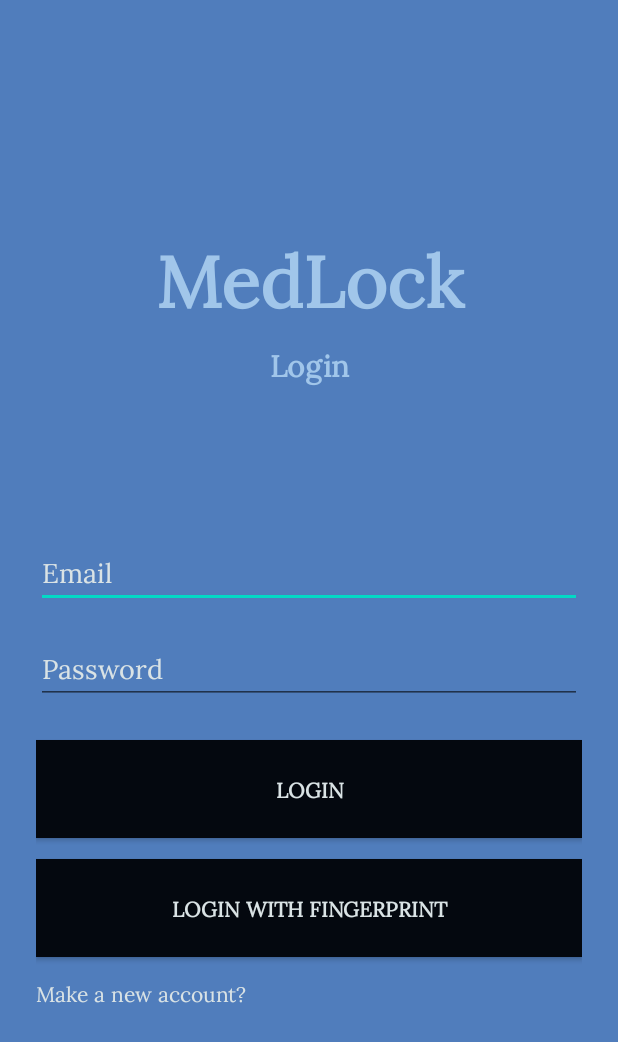
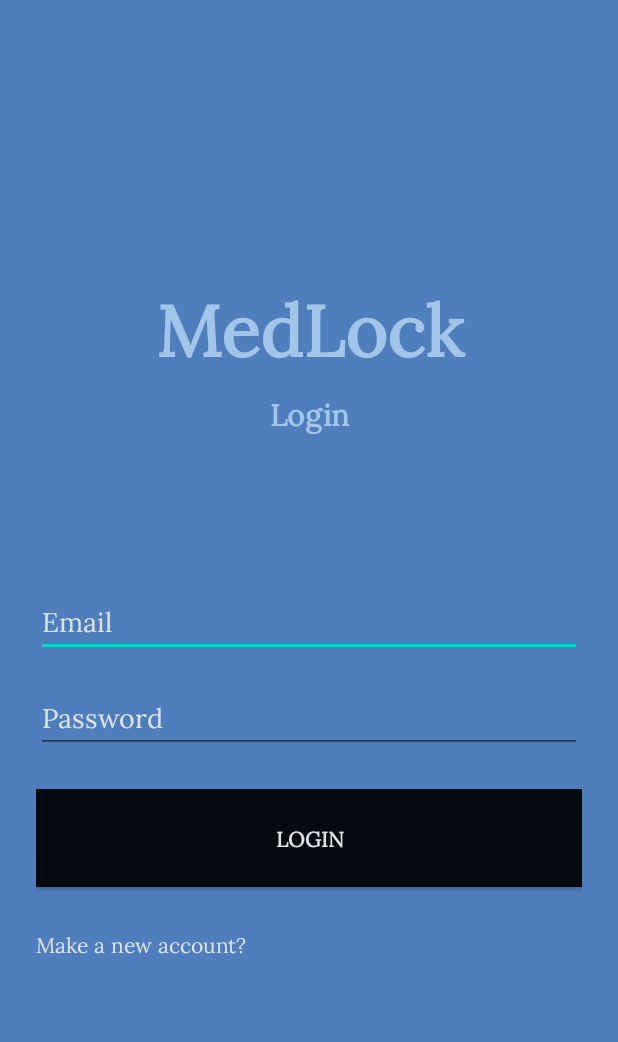
Before and after one commit to NathanGrs00/medlock, an Android app: the screen it shows after launch (LoginActivity), on a phone screen of 412 x 824 dp. Shown: the top 1042 px of the screen. Run offline under Robolectric (Android 15) with nearby library versions, the phone set to English and light mode, and no system bars; our stand-ins replace Firebase (no records; nobody signed in at launch, a user with empty details on screens opened directly).

Commit message:
Refactor login process by removing fingerprint login option and enhancing user detail retrieval

```diff
--- a/app/src/main/java/com/nathan/medlock/controller/LoginController.kt
+++ b/app/src/main/java/com/nathan/medlock/controller/LoginController.kt
@@ -1,10 +1,8 @@
 package com.nathan.medlock.controller
 
 import android.content.Context
-import android.content.Intent
 import android.widget.Toast
 import com.google.firebase.auth.FirebaseAuth
-import com.nathan.medlock.ui.HomeActivity
 
 class LoginController {
     private lateinit var auth: FirebaseAuth
@@ -22,8 +20,6 @@ class LoginController {
             .addOnCompleteListener { task ->
                 if (task.isSuccessful) {
                     Toast.makeText(context, "Login successful", Toast.LENGTH_SHORT).show()
-                    val intent = Intent(context, HomeActivity::class.java)
-                    context.startActivity(intent)
                     callback(true)
                 } else {
                     Toast.makeText(context, "Login failed: ${task.exception?.message}", Toast.LENGTH_SHORT).show()
--- a/app/src/main/java/com/nathan/medlock/controller/RegisterController.kt
+++ b/app/src/main/java/com/nathan/medlock/controller/RegisterController.kt
@@ -1,6 +1,7 @@
 package com.nathan.medlock.controller
 
 import android.content.Context
+import android.util.Log
 import android.widget.Toast
 import com.google.firebase.Timestamp
 import com.google.firebase.auth.FirebaseAuth
@@ -35,6 +36,7 @@ class RegisterController {
             else -> {
                 auth.createUserWithEmailAndPassword(email, password)
                     .addOnCompleteListener { task ->
+                        Log.d("UserDetailActivity", "userId : ${auth.currentUser?.uid}")
                         if (task.isSuccessful) {
                             val userId = auth.currentUser?.uid ?: ""
                             val user = User(
--- a/app/src/main/java/com/nathan/medlock/ui/LoginActivity.kt
+++ b/app/src/main/java/com/nathan/medlock/ui/LoginActivity.kt
@@ -25,9 +25,27 @@ class LoginActivity : AppCompatActivity() {
         val passwordEditText = findViewById<EditText>(R.id.editTextPassword)
         val registerButton = findViewById<TextView>(R.id.textViewNew)
         val loginButton = findViewById<Button>(R.id.buttonLogin)
-        val fingerprintButton = findViewById<Button>(R.id.buttonFingerprint)
 
-        fingerprintButton.setOnClickListener {
+        registerButton.setOnClickListener {
+            val intent = Intent(this, RegisterActivity::class.java)
+            startActivity(intent)
+        }
+
+        loginButton.setOnClickListener {
+            val email = emailEditText.text.toString().trim()
+            val password = passwordEditText.text.toString().trim()
+
+            val loginController = LoginController()
+            loginController.checkLogin(email, password, this) { success ->
+                if (!success) {
+                    failCounter++
+                    if (failCounter >= 3) {
+                        Toast.makeText(this, "Too many failed attempts. Please try again later.", Toast.LENGTH_LONG).show()
+                        loginButton.isEnabled = false
+                    } else {
+                        Toast.makeText(this, "Login failed. Attempt $failCounter of 3.", Toast.LENGTH_SHORT).show()
+                    }
+                } else {
                     val biometricManager = BiometricManager.from(this)
                     if (biometricManager.canAuthenticate(BiometricManager.Authenticators.BIOMETRIC_STRONG) ==
                         BiometricManager.BIOMETRIC_SUCCESS) {
@@ -41,10 +59,13 @@ class LoginActivity : AppCompatActivity() {
                                     startActivity(intent)
                                     finish()
                                 }
+
                                 override fun onAuthenticationError(errorCode: Int, errString: CharSequence) {
                                     super.onAuthenticationError(errorCode, errString)
+                                    // Only show a message, do not navigate
                                     Toast.makeText(this@LoginActivity, "Authentication error: $errString", Toast.LENGTH_SHORT).show()
                                 }
+
                                 override fun onAuthenticationFailed() {
                                     super.onAuthenticationFailed()
                                     Toast.makeText(this@LoginActivity, "Authentication failed", Toast.LENGTH_SHORT).show()
@@ -62,30 +83,7 @@ class LoginActivity : AppCompatActivity() {
                         Toast.makeText(this, "Fingerprint not available", Toast.LENGTH_SHORT).show()
                     }
                 }
-
-
-        registerButton.setOnClickListener {
-            val intent = Intent(this, RegisterActivity::class.java)
-            startActivity(intent)
-        }
-
-        loginButton.setOnClickListener {
-            val email = emailEditText.text.toString().trim()
-            val password = passwordEditText.text.toString().trim()
-
-            val loginController = LoginController()
-            loginController.checkLogin(email, password, this) { success ->
-                if (!success) {
-                    failCounter++
-                    if (failCounter >= 3) {
-                        Toast.makeText(this, "Too many failed attempts. Please try again later.", Toast.LENGTH_LONG).show()
-                        loginButton.isEnabled = false
-                        fingerprintButton.isEnabled = false
-                    } else {
-                        Toast.makeText(this, "Login failed. Attempt $failCounter of 3.", Toast.LENGTH_SHORT).show()
             }
         }
     }
 }
-    }
-}
--- a/app/src/main/res/layout/activity_login.xml
+++ b/app/src/main/res/layout/activity_login.xml
@@ -66,16 +66,6 @@
         android:text="@string/login"
         android:textStyle="bold" />
 
-    <androidx.appcompat.widget.AppCompatButton
-        android:id="@+id/buttonFingerprint"
-        android:layout_width="match_parent"
-        android:layout_height="65dp"
-        android:fontFamily="@font/lora"
-        android:text="@string/login_with_fingerprint"
-        android:textColor="@color/platinum"
-        android:background="@color/rich_black"
-        android:textStyle="bold" />
-
     <TextView
         android:id="@+id/textViewNew"
         android:layout_width="match_parent"
```
Also changed, not shown: app/src/main/java/com/nathan/medlock/repository/UserRepository.kt (+18 -0 lines), app/src/main/java/com/nathan/medlock/ui/UserDetailActivity.kt (+26 -17 lines), app/src/main/res/layout/activity_user_details.xml (+19 -10 lines). Lines whose indentation alone changed are shown as unchanged.
